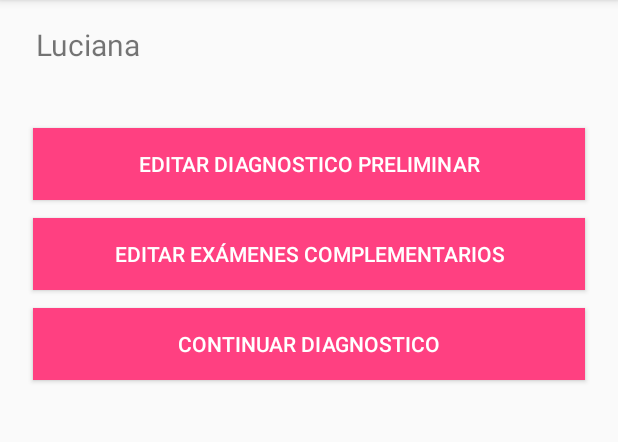
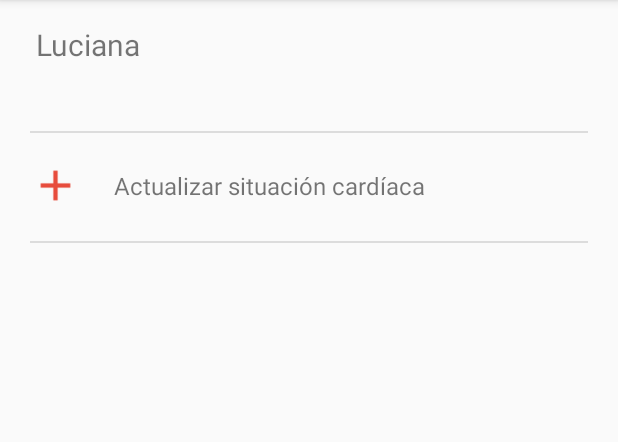
Before and after one commit to luacevedo/heart-baymax, an Android app: the PatientPageFragment screen opened directly, with no data from a screen before it, on a phone screen of 412 x 824 dp, the part 84-526 px from its top. Run offline under Robolectric (Android 15) with nearby library versions, the phone set to English and light mode, and no system bars; 6 statements that could not run were skipped.

Commit message:
Updated button in patient page

```diff
--- a/app/src/main/java/com/luacevedo/heartbaymax/ui/fragments/PatientPageFragment.java
+++ b/app/src/main/java/com/luacevedo/heartbaymax/ui/fragments/PatientPageFragment.java
@@ -21,9 +21,8 @@ import java.util.List;
 public class PatientPageFragment extends BaseFragment implements View.OnClickListener {
 
     private Patient patient;
-    private Button btnEditPreliminaryDiagnosis;
-    private Button btnEditHeartSituation;
-    private Button btnContinueDiagnosis;
+    private LinearLayout addHeartSituationLayout;
+    private LinearLayout continueDiagnosisLayout;
     private LinearLayout patientContentLayout;
     private TextView patientName;
 
@@ -45,12 +44,10 @@ public class PatientPageFragment extends BaseFragment implements View.OnClickLis
         patientContentLayout = (LinearLayout) view.findViewById(R.id.patient_page_content);
         patientName = (TextView) view.findViewById(R.id.patient_page_name);
         patientName.setText(patient.getName());
-        btnEditPreliminaryDiagnosis = (Button) view.findViewById(R.id.edit_preliminary_diag_btn);
-        btnEditPreliminaryDiagnosis.setOnClickListener(this);
-        btnEditHeartSituation = (Button) view.findViewById(R.id.edit_heart_situation_btn);
-        btnEditHeartSituation.setOnClickListener(this);
-        btnContinueDiagnosis = (Button) view.findViewById(R.id.continue_diag_btn);
-        btnContinueDiagnosis.setOnClickListener(this);
+        addHeartSituationLayout = (LinearLayout) view.findViewById(R.id.add_heart_situation_layout);
+        addHeartSituationLayout.setOnClickListener(this);
+        continueDiagnosisLayout = (LinearLayout) view.findViewById(R.id.continue_diagnosis_layout);
+        continueDiagnosisLayout.setOnClickListener(this);
     }
 
     private void addPatientAttributes() {
@@ -84,11 +81,9 @@ public class PatientPageFragment extends BaseFragment implements View.OnClickLis
 
     @Override
     public void onClick(View v) {
-        if (v.getId() == R.id.edit_preliminary_diag_btn) {
-            startActivity(IntentFactory.getPreliminaryDiagnosisActivityIntent(patient));
-        } else if (v.getId() == R.id.edit_heart_situation_btn) {
+        if (v.getId() == R.id.add_heart_situation_layout) {
 
-        } else if (v.getId() == R.id.continue_diag_btn) {
+        } else if (v.getId() == R.id.continue_diagnosis_layout) {
             startActivity(IntentFactory.getRulesExecutionActivityIntent(patient));
         }
     }
--- a/app/src/main/java/com/luacevedo/heartbaymax/ui/views/PatientHomeViewHolder.java
+++ b/app/src/main/java/com/luacevedo/heartbaymax/ui/views/PatientHomeViewHolder.java
@@ -32,7 +32,7 @@ public class PatientHomeViewHolder extends RecyclerView.ViewHolder implements Vi
         this.position = position;
         String name = ResourcesHelper.getString(R.string.patient_title_home).replace("{patient}", patient.getName());
         this.txtTitle.setText(name);
-        this.image.setImageResource(patient.getGender().equals(Constants.Patient.FEMALE) ? R.drawable.ico_patient_woman : R.drawable.ico_patient_man);
+        this.image.setImageResource(patient.getGender().equals(Constants.Patient.FEMALE) ? R.drawable.ic_patient_woman : R.drawable.ic_patient_man);
     }
 
     @Override
--- a/app/src/main/res/layout/fragment_home.xml
+++ b/app/src/main/res/layout/fragment_home.xml
@@ -38,7 +38,7 @@
         android:layout_height="wrap_content"
         android:layout_gravity="bottom|end"
         android:layout_margin="@dimen/fab_margin"
-        android:src="@drawable/ico_plus"
+        android:src="@drawable/ic_plus_white"
         app:borderWidth="0dp"
         app:elevation="@dimen/fab_button_elevation" />
 
--- a/app/src/main/res/layout/fragment_patient_page.xml
+++ b/app/src/main/res/layout/fragment_patient_page.xml
@@ -1,74 +1,80 @@
 <?xml version="1.0" encoding="utf-8"?>
-<RelativeLayout xmlns:android="http://schemas.android.com/apk/res/android"
+<ScrollView
+    android:layout_height="wrap_content"
+    android:layout_margin="@dimen/activity_vertical_margin"
     android:layout_width="match_parent"
-    android:layout_height="match_parent"
-    android:orientation="vertical">
-
-    <ScrollView
-        android:id="@+id/patient_page_scroll"
-        android:layout_width="match_parent"
-        android:layout_height="wrap_content"
-        android:layout_margin="@dimen/activity_vertical_margin">
+    xmlns:android="http://schemas.android.com/apk/res/android">
 
     <LinearLayout
+        android:layout_height="wrap_content"
         android:layout_width="match_parent"
-            android:layout_height="wrap_content"
         android:orientation="vertical">
 
         <TextView
             android:id="@+id/patient_page_name"
+            android:layout_height="wrap_content"
+            android:layout_marginLeft="@dimen/medium_padding"
             android:layout_width="match_parent"
-                android:layout_height="wrap_content"
-                android:textSize="@dimen/material_text_title"
-                android:layout_marginLeft="@dimen/medium_padding"
+            android:paddingBottom="@dimen/large_padding"
             android:text="Luciana"
-                android:paddingBottom="@dimen/large_padding"/>
+            android:textSize="@dimen/material_text_title" />
 
         <LinearLayout
             android:id="@+id/patient_page_content"
+            android:layout_height="wrap_content"
             android:layout_width="match_parent"
-                android:layout_height="wrap_content"
             android:orientation="vertical"
             android:paddingBottom="@dimen/large_padding"
             android:paddingLeft="@dimen/large_padding"
             android:paddingRight="@dimen/large_padding"
             android:paddingTop="@dimen/small_padding" />
 
-            <Button
-                android:id="@+id/edit_preliminary_diag_btn"
+        <View
+            android:layout_width="match_parent"
+            android:layout_height="@dimen/one_dp"
+            android:layout_marginLeft="@dimen/small_padding"
+            android:layout_marginRight="@dimen/small_padding"
+            android:layout_marginTop="8dp"
+            android:background="@color/divider"
+            android:paddingBottom="@dimen/large_padding"/>
+
+        <LinearLayout
+            android:id="@+id/add_heart_situation_layout"
             android:layout_width="match_parent"
             android:layout_height="wrap_content"
-                android:layout_margin="6dp"
-                android:layout_weight="1"
-                android:background="@color/accent"
-                android:maxWidth="50dp"
-                android:text="@string/edit_preliminary_diagnosis"
-                android:textColor="@color/white" />
+            android:paddingTop="16dp"
+            android:paddingBottom="10dp"
+            android:clickable="true"
+            android:background="?attr/selectableItemBackground"
+            android:orientation="horizontal">
 
-            <Button
-                android:id="@+id/edit_heart_situation_btn"
+            <ImageView
+                android:layout_width="38dp"
+                android:layout_height="38dp"
+                android:paddingLeft="4dp"
+                android:layout_gravity="center_vertical"
+                android:src="@drawable/ic_plus_red" />
+
+            <TextView
+                android:layout_width="wrap_content"
+                android:layout_height="wrap_content"
+                android:paddingLeft="22dp"
+                android:textSize="16sp"
+                android:layout_gravity="center_vertical"
+                android:text="@string/update_heart_situation"/>
+
+        </LinearLayout>
+
+        <View
             android:layout_width="match_parent"
-                android:layout_height="wrap_content"
-                android:layout_margin="6dp"
-                android:layout_weight="1"
-                android:background="@color/accent"
-                android:maxWidth="50dp"
-                android:text="@string/edit_complementary_tests"
-                android:textColor="@color/white" />
+            android:layout_height="@dimen/one_dp"
+            android:layout_marginLeft="@dimen/small_padding"
+            android:layout_marginRight="@dimen/small_padding"
+            android:layout_marginTop="8dp"
+            android:background="@color/divider"
+            android:paddingBottom="@dimen/large_padding"/>
 
-            <Button
-                android:id="@+id/continue_diag_btn"
-                android:layout_width="match_parent"
-                android:layout_height="wrap_content"
-                android:layout_margin="6dp"
-                android:layout_weight="1"
-                android:background="@color/accent"
-                android:maxWidth="50dp"
-                android:text="@string/continue_diagnosis"
-                android:textColor="@color/white" />
 
     </LinearLayout>
 
 </ScrollView>
-
-</RelativeLayout>
--- a/app/src/main/res/layout/viewholder_home_patient.xml
+++ b/app/src/main/res/layout/viewholder_home_patient.xml
@@ -22,7 +22,7 @@
             android:layout_height="wrap_content"
             android:layout_marginTop="14dp"
             android:layout_marginLeft="14dp"
-            android:src="@drawable/ico_patient_man"/>
+            android:src="@drawable/ic_patient_man"/>
 
         <TextView
             android:id="@+id/home_patient_title"
--- a/app/src/main/res/values/colors.xml
+++ b/app/src/main/res/values/colors.xml
@@ -8,4 +8,5 @@
     <color name="black">#FF000000</color>
     <color name="red">#E00000</color>
     <color name="material_hint">#44000000</color>
+    <color name="divider">#1f000000</color>
 </resources>
--- a/app/src/main/res/values/dimens.xml
+++ b/app/src/main/res/values/dimens.xml
@@ -25,4 +25,5 @@
     <dimen name="patient_attribute_label_width">160dp</dimen>
     <dimen name="material_text_body">14sp</dimen>
     <dimen name="patient_attribute_height">30dp</dimen>
+    <dimen name="one_dp">1dp</dimen>
 </resources>
--- a/app/src/main/res/values/strings.xml
+++ b/app/src/main/res/values/strings.xml
@@ -11,4 +11,5 @@
     <string name="edit_complementary_tests">Editar exámenes complementarios</string>
     <string name="patients">Pacientes:</string>
     <string name="continue_diagnosis">Continuar diagnostico</string>
+    <string name="update_heart_situation">Actualizar situación cardíaca</string>
 </resources>
```
Also changed, not shown: app/src/main/res/drawable/ic_patient_man.png (renamed from app/src/main/res/drawable/ico_patient_man.png), app/src/main/res/drawable/ic_patient_woman.png (renamed from app/src/main/res/drawable/ico_patient_woman.png), app/src/main/res/drawable/ic_plus_red.png (added), app/src/main/res/drawable/ic_plus_white.png (renamed from app/src/main/res/drawable/ico_plus.png). Lines whose indentation alone changed are shown as unchanged.
